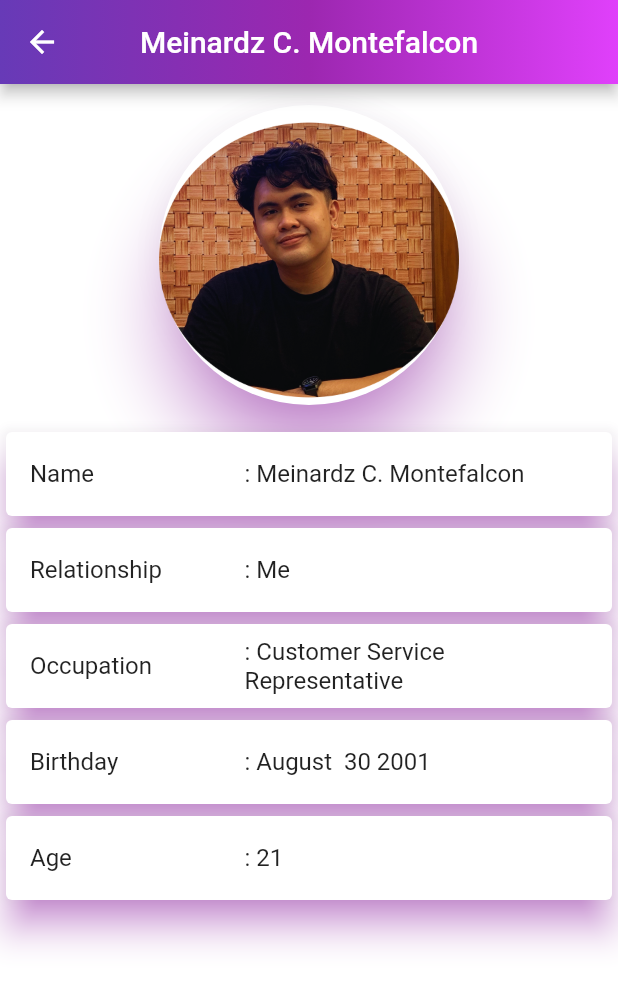
After one commit to CarlAmielTristanMoron/group3-innovative-task, a Flutter app: the MontefalconInfo screen opened directly, on a phone screen of 412 x 824 dp. The commit adds this screen. Shown: the top 987 px of the screen. Run offline on Flutter 3.47's test engine with Material 2 defaults, Android fonts, the phone set to English and light mode, and no system bars; our stand-ins replace animated_splash_screen, page_transition.

Commit message:
Montefalcon Committed

```diff
--- /dev/null
+++ b/lib/Family_Info/Montefalcon_Family_Info/montefalcon_info.dart
@@ -0,0 +1,172 @@
+import 'package:flutter/material.dart';
+import 'package:innovative_task1/Images/images.dart';
+import 'package:innovative_task1/Information/montefalcon_family_information.dart';
+
+
+class MontefalconInfo extends StatefulWidget {
+  const MontefalconInfo({Key? key}) : super(key: key);
+
+  @override
+  State<MontefalconInfo> createState() => _MontefalconInfo();
+}
+
+class _MontefalconInfo extends State<MontefalconInfo> {
+  @override
+  Widget build(BuildContext context) {
+    return Scaffold(
+      appBar: AppBar(
+        flexibleSpace: Container(
+          decoration: const BoxDecoration(
+            gradient: LinearGradient(
+                colors: [
+                  Colors.deepPurple,
+                  Colors.purple,
+                  Colors.purpleAccent
+                ]
+              )
+          ),
+        ),
+        centerTitle: true,
+        title: const Text('Meinardz C. Montefalcon',
+          style: TextStyle(
+              color: Colors.white
+          ),
+        ),
+      ),
+      body: Container(
+        color: Colors.white,
+        child: ListView(
+          children: [
+            const Padding(
+              padding: EdgeInsets.all(10),
+              child: SizedBox(
+                child: Card(
+                  shape: CircleBorder(),
+                  elevation: 20,
+                  shadowColor: Colors.purpleAccent,
+                  child: Image(
+                    height: 200,
+                    width: 200,
+                    image: AssetImage(
+                        Images.montefalconProfile
+                    ),
+                  ),
+                ),
+              ),
+            ),
+            Card(
+              elevation: 10,
+              shadowColor: Colors.purpleAccent,
+              child: ListTile(
+                title: Row(
+                  children: [
+                    const Expanded(
+                        flex: 5,
+                        child: Text(
+                            'Name'
+                        )
+                    ),
+                    Expanded(
+                        flex: 8,
+                        child: Text(
+                            ': ${MontefalconInformation.names[0]}'
+                        )
+                    ),
+                  ],
+                ),
+              ),
+            ),
+            Card(
+              elevation: 10,
+              shadowColor: Colors.purpleAccent,
+              child: ListTile(
+                title: Row(
+                  children: [
+                    const Expanded(
+                        flex: 5,
+                        child: Text(
+                            'Relationship'
+                        )
+                    ),
+                    Expanded(
+                        flex: 8,
+                        child: Text(
+                            ': ${MontefalconInformation.relationship[0]}'
+                        )
+                    ),
+                  ],
+                ),
+              ),
+            ),
+            Card(
+              elevation: 10,
+              shadowColor: Colors.purpleAccent,
+              child: ListTile(
+                title: Row(
+                  children: [
+                    const Expanded(
+                        flex: 5,
+                        child: Text(
+                            'Occupation'
+                        )
+                    ),
+                    Expanded(
+                        flex: 8,
+                        child: Text(
+                            ': ${MontefalconInformation.occupation[0]}'
+                        )
+                    ),
+                  ],
+                ),
+              ),
+            ),
+            Card(
+              elevation: 10,
+              shadowColor: Colors.purpleAccent,
+              child: ListTile(
+                title: Row(
+                  children: [
+                    const Expanded(
+                        flex: 5,
+                        child: Text(
+                            'Birthday'
+                        )
+                    ),
+                    Expanded(
+                      flex: 8,
+                        child: Text(
+                            ': ${MontefalconInformation.birthday[0]}'
+                        )
+                    ),
+                  ],
+                ),
+              ),
+            ),
+            Card(
+              elevation: 10,
+              shadowColor: Colors.purpleAccent,
+              child: ListTile(
+                title: Row(
+                  children: [
+                    const Expanded(
+                        flex: 5,
+                        child: Text(
+                            'Age'
+                        )
+                    ),
+                    Expanded(
+                        flex: 8,
+                        child: Text(
+                            ': ${MontefalconInformation.age[0]}'
+                        )
+                    ),
+                  ],
+                ),
+              ),
+            ),
+          ],
+        ),
+      ),
+    );
+  }
+}
--- a/lib/Home_Pages/home_page.dart
+++ b/lib/Home_Pages/home_page.dart
@@ -1,4 +1,6 @@
 import 'package:flutter/material.dart';
+import 'package:innovative_task1/Home_Pages/Montefalcon_Files/montefalcon_tab_bar.dart';
+import 'package:innovative_task1/Home_Pages/Montefalcon_Files/montefalcon_tab_bar_view.dart';
 import 'package:innovative_task1/Home_Pages/O%C3%B1ate_Files/o%C3%B1ate_tab_bar.dart';
 import 'package:innovative_task1/Home_Pages/O%C3%B1ate_Files/o%C3%B1ate_tab_bar_view.dart';
 import 'package:innovative_task1/Home_Pages/Pacheo_Files/pacheo_tab_bar.dart';
@@ -22,7 +24,7 @@ class HomePage extends StatefulWidget {
 
 class _HomePageState extends State<HomePage> with SingleTickerProviderStateMixin {
 
-  late TabController controller = TabController(length: 8, vsync: this);
+  late TabController controller = TabController(length: 7, vsync: this);
 
   @override
   Widget build(BuildContext context) {
@@ -155,6 +157,7 @@ class _HomePageState extends State<HomePage> with SingleTickerProviderStateMixin
             VaguchayTabBar(),
             NacarioTabBar(),
             PacheoTabBar(),
+            MontefalconTabBar(),
 
           ]
         ),
@@ -168,6 +171,7 @@ class _HomePageState extends State<HomePage> with SingleTickerProviderStateMixin
           VaguchayTabBarView(),
           NacarioTabBarView(),
           PacheoTabBarView(),
+          MontefalconTabBarView(),
         ]
       ),
     );
--- a/lib/Images/images.dart
+++ b/lib/Images/images.dart
@@ -34,4 +34,9 @@ class Images {
   static const grandmotherPacheoProfile = '${asset}GrandmotherPacheo.png';
   static const motherPacheoProfile = '${asset}MotherPacheo.png';
 
+  static const montefalconProfile = '${asset}Meinardz.png';
+  static const fatherMontefalconProfile = '${asset}FatherMontefalcon.png';
+  static const motherMontefalconProfile = '${asset}MotherMontefalcon.png';
+
+
 }
--- /dev/null
+++ b/lib/Information/montefalcon_family_information.dart
@@ -0,0 +1,33 @@
+class MontefalconInformation {
+
+  static List <String> names = [
+    'Meinardz C. Montefalcon',
+    'Leonard L. Montefalcon',
+    'Mei C. Montefalcon'
+  ];
+
+  static List <String> relationship = [
+    'Me',
+    'Father',
+    'Mother'
+  ];
+
+  static List <String> occupation = [
+    'Customer Service Representative',
+    'Quality Assurance',
+    'Housewife'
+  ];
+
+  static List <String> birthday = [
+    'August  30 2001',
+    'January 25 1975',
+    'May 15 1979'
+  ];
+
+  static List <int> age = [
+    21,
+    47,
+    43
+  ];
+
+}
```
Also changed, not shown: lib/Family_Info/Montefalcon_Family_Info/father_montefalcon_info.dart (added, +171 -0 lines), lib/Family_Info/Montefalcon_Family_Info/mother_montefalcon_info.dart (added, +171 -0 lines), lib/Home_Pages/Montefalcon_Files/montefalcon_tab_bar.dart (added, +44 -0 lines), lib/Home_Pages/Montefalcon_Files/montefalcon_tab_bar_view.dart (added, +121 -0 lines), assets/FatherMontefalcon.png (added), assets/Meinardz.png (added), assets/MotherMontefalcon.png (added).
